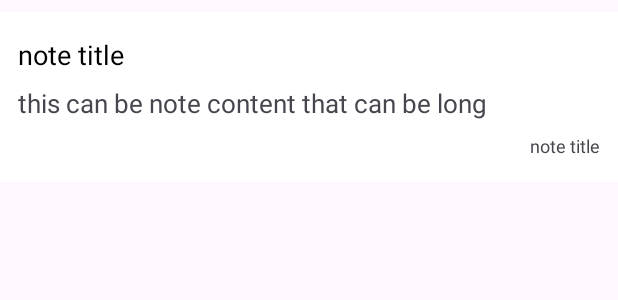
After one commit to gilarussi/MyApplicationHopefullyLast, an Android app: the layout recycler_note_item.xml on its own in the app's theme, with its tools: preview values and no code run, on a phone screen of 412 x 824 dp. The commit adds this screen. Shown: the top 300 px of the screen. Run offline under Robolectric (Android 15) with nearby library versions, the phone set to English and light mode, and no system bars.

Commit message:
reg and login work + finish admin side

```diff
--- a/adminapp/build.gradle
+++ b/adminapp/build.gradle
@@ -38,6 +38,7 @@ dependencies {
     implementation 'com.google.firebase:firebase-firestore:24.6.1'
     implementation platform('com.google.firebase:firebase-bom:32.1.0')
     implementation 'com.google.firebase:firebase-auth'
+    implementation 'com.firebaseui:firebase-ui-firestore:8.0.2'
 
     testImplementation 'junit:junit:4.13.2'
     androidTestImplementation 'androidx.test.ext:junit:1.1.5'
--- a/adminapp/src/main/AndroidManifest.xml
+++ b/adminapp/src/main/AndroidManifest.xml
@@ -4,6 +4,7 @@
     <uses-permission android:name="android.permission.INTERNET" />
 
     <application
+        android:usesCleartextTraffic="true"
         android:allowBackup="true"
         android:icon="@mipmap/ic_launcher"
         android:label="@string/app_name"
--- a/adminapp/src/main/java/com/example/adminapp/Utility.java
+++ b/adminapp/src/main/java/com/example/adminapp/Utility.java
@@ -3,11 +3,13 @@ package com.example.adminapp;
 import android.content.Context;
 import android.widget.Toast;
 
+import com.google.firebase.Timestamp;
 import com.google.firebase.auth.FirebaseAuth;
 import com.google.firebase.auth.FirebaseUser;
 import com.google.firebase.firestore.CollectionReference;
 import com.google.firebase.firestore.FirebaseFirestore;
 
+import java.text.SimpleDateFormat;
 import java.util.Collection;
 
 public class Utility {
@@ -21,4 +23,8 @@ public class Utility {
         return FirebaseFirestore.getInstance().collection("notes")
                 .document(currentUser.getUid()).collection("my_notes");
     }
+
+    static String timestampToString(Timestamp timestamp){
+       return new SimpleDateFormat("MM//dd//yyyy").format(timestamp.toDate());
+    }
 }
--- /dev/null
+++ b/adminapp/src/main/res/drawable/baseline_menu_24.xml
@@ -0,0 +1,5 @@
+<vector android:height="24dp" android:tint="#000000"
+    android:viewportHeight="24" android:viewportWidth="24"
+    android:width="24dp" xmlns:android="http://schemas.android.com/apk/res/android">
+    <path android:fillColor="@android:color/white" android:pathData="M3,18h18v-2L3,16v2zM3,13h18v-2L3,11v2zM3,6v2h18L21,6L3,6z"/>
+</vector>
--- /dev/null
+++ b/adminapp/src/main/res/layout/recycler_note_item.xml
@@ -0,0 +1,37 @@
+<?xml version="1.0" encoding="utf-8"?>
+<LinearLayout xmlns:android="http://schemas.android.com/apk/res/android"
+    android:orientation="vertical"
+    android:layout_width="match_parent"
+    android:layout_height="wrap_content"
+    android:padding="12dp"
+    android:layout_marginVertical="8dp"
+    android:backgroundTint="@color/white"
+    android:background="@color/white">
+
+    <TextView
+        android:layout_width="match_parent"
+        android:layout_height="wrap_content"
+        android:id="@+id/note_title_text_view"
+        android:text="note title"
+        android:textColor="@color/black"
+        android:textSize="18sp"
+        android:layout_marginVertical="4dp" />
+    <TextView
+        android:layout_width="match_parent"
+        android:layout_height="wrap_content"
+        android:id="@+id/note_content_text_view"
+        android:text="this can be note content that can be long"
+        android:maxLines="2"
+        android:ellipsize="end"
+        android:textSize="17sp"
+        android:layout_marginVertical="4dp" />
+    <TextView
+        android:layout_width="match_parent"
+        android:layout_height="wrap_content"
+        android:id="@+id/note_timestamps_text_view"
+        android:text="note title"
+        android:textSize="12sp"
+        android:gravity="right"
+        android:layout_marginVertical="4dp" />
+
+</LinearLayout>
--- a/app/src/main/AndroidManifest.xml
+++ b/app/src/main/AndroidManifest.xml
@@ -32,7 +32,9 @@
         </activity>
         <activity
             android:name=".MainActivity"
-            android:exported="false"></activity>
+            android:exported="false">
+
+        </activity>
     </application>
 
 </manifest>
--- a/app/src/main/java/com/example/myapplicationhopefullylast/MainActivity.java
+++ b/app/src/main/java/com/example/myapplicationhopefullylast/MainActivity.java
@@ -80,4 +80,5 @@ public class MainActivity extends AppCompatActivity {
         fragmentTransaction.replace(R.id.frameLayout, fragment);
         fragmentTransaction.commit();
     }
+
 }
--- /dev/null
+++ b/app/src/main/res/drawable/baseline_menu_24.xml
@@ -0,0 +1,5 @@
+<vector android:height="24dp" android:tint="#000000"
+    android:viewportHeight="24" android:viewportWidth="24"
+    android:width="24dp" xmlns:android="http://schemas.android.com/apk/res/android">
+    <path android:fillColor="@android:color/white" android:pathData="M3,18h18v-2L3,16v2zM3,13h18v-2L3,11v2zM3,6v2h18L21,6L3,6z"/>
+</vector>
```
Also changed, not shown: adminapp/src/main/java/com/example/adminapp/MainActivity.java (+79 -19 lines), adminapp/src/main/java/com/example/adminapp/NoteAdapter.java (added, +59 -0 lines), adminapp/src/main/java/com/example/adminapp/NoteDetailsActivity.java (+54 -1 lines), adminapp/src/main/res/layout/activity_main.xml (+32 -23 lines), adminapp/src/main/res/layout/activity_note_details.xml (+11 -0 lines).
